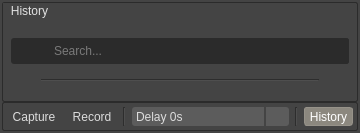
Before: the Qt Designer form capture/ui/dialog.ui in swillisart/Relic, drawn with Qt 5.
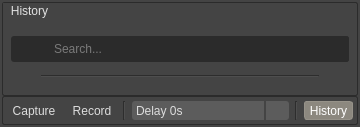
After: the same form once the commit is applied. Icons and pictures are not drawn.

Diff of the .ui file:
```diff
--- a/capture/ui/dialog.ui
+++ b/capture/ui/dialog.ui
@@ -7,7 +7,7 @@
     <x>0</x>
     <y>0</y>
     <width>360</width>
-    <height>133</height>
+    <height>127</height>
    </rect>
   </property>
   <property name="sizePolicy">
@@ -374,7 +374,7 @@
     min-width: 75px;
 }
 QComboBox[styling_mode=&quot;1&quot;]{
-    margin: 1px;
+    margin: 0px;
     background-color: transparent;
     border-radius: 3px;
 }
@@ -632,61 +632,6 @@
     border: 2px solid rgb(150, 146, 137);
 }
 
-QToolButton {
-    padding: 0px;
-    margin: 0px;
-    border-radius: 3px;
-    border: 1px solid rgb(68, 68, 68);
-}
-QToolButton:pressed {
-    background-color: rgb(43, 43, 43);
-    border: 1px solid rgb(150, 149, 147);
-}
-QToolButton:checked {
-    background-color: rgb(140, 136, 127);
-    border: 1px solid rgb(150, 146, 137);
-    color: rgb(255, 255, 255);
-}
-QToolButton:hover {
-    background-color: rgb(108, 108, 108);
-    color: rgb(250, 250, 250);
-}
-
-QToolButton::left-arrow,
-QToolButton::left-arrow:on {
-    border: 1px solid rgb(43, 43, 43);
-    background-color: rgb(68, 68, 68);
-    padding: 1px;
-    margin: 2px;
-    image: url(:/resources/checkbox.svg);
-}
-
-QToolButton::down-arrow,
-QToolButton::down-arrow:on {
-    border: 1px solid rgb(150, 146, 137);
-    background-color: rgb(68, 68, 68);
-    padding: 0px;
-    margin: 2px;
-    image: url(:/resources/checkbox_checked.svg);
-}
-
-/*
-QToolButton::menu-indicator {
-    top: -7px; left: -2px;
-    background-color: rgb(168, 68, 68);
-}
-*/
-QToolButton::menu-button {
-    border: none;
-    /*
-    border-top-right-radius: 6px;
-    border-bottom-right-radius: 6px;
-    width: 16px;
-    */
-    image: url(:/resources/icons/expander.png);
-    subcontrol-position: right bottom;
-    subcontrol-origin: padding;
-}
 QAbstractSpinBox {
     padding: 1px;
     padding-left: 4px;
@@ -710,7 +655,8 @@
 QToolBox::tab:selected {
     border-left: 2px solid rgb(150, 146, 137);
     background-color:rgb(108,108,108);
-}</string>
+}
+</string>
   </property>
   <property name="styling_mode" stdset="0">
    <string>1</string>
@@ -745,9 +691,6 @@
        <verstretch>0</verstretch>
       </sizepolicy>
      </property>
-     <property name="styleSheet">
-      <string notr="true"/>
-     </property>
      <property name="title">
       <string>History</string>
      </property>
@@ -941,6 +884,55 @@
 border: 1px solid rgb(43, 43, 43);
 border-radius: 2px;
 padding: 1px;
+}
+QToolButton {
+    padding: 0px;
+    margin: 0px;
+    border-radius: 3px;
+    border: 1px solid rgb(68, 68, 68);
+}
+QToolButton:pressed {
+    background-color: rgb(43, 43, 43);
+    border: 1px solid rgb(150, 149, 147);
+}
+QToolButton:checked {
+    background-color: rgb(140, 136, 127);
+    border: 1px solid rgb(150, 146, 137);
+    color: rgb(255, 255, 255);
+}
+QToolButton:hover {
+    background-color: rgb(108, 108, 108);
+    color: rgb(250, 250, 250);
+}
+
+QToolButton::left-arrow,
+QToolButton::left-arrow:on {
+    border: 1px solid rgb(43, 43, 43);
+    background-color: rgb(68, 68, 68);
+    padding: 1px;
+    margin: 2px;
+    image: url(:/resources/checkbox.svg);
+}
+
+QToolButton::down-arrow,
+QToolButton::down-arrow:on {
+    border: 1px solid rgb(150, 146, 137);
+    background-color: rgb(68, 68, 68);
+    padding: 0px;
+    margin: 2px;
+    image: url(:/resources/checkbox_checked.svg);
+}
+
+QToolButton::menu-button {
+    border: none;
+    /*
+    border-top-right-radius: 6px;
+    border-bottom-right-radius: 6px;
+    width: 16px;
+    */
+    image: url(:/resources/icons/expander.png);
+    subcontrol-position: right bottom;
+    subcontrol-origin: padding;
 }</string>
      </property>
      <property name="frameShape">
```
